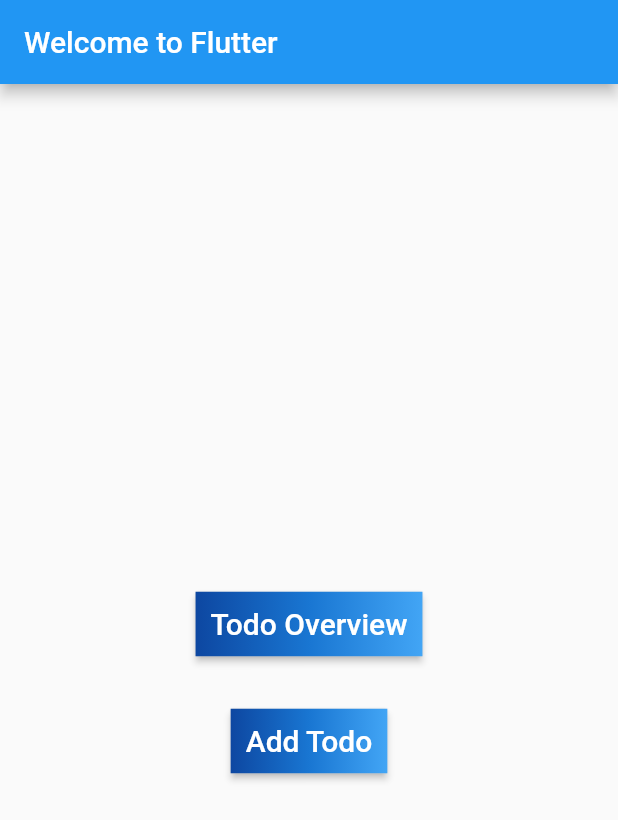
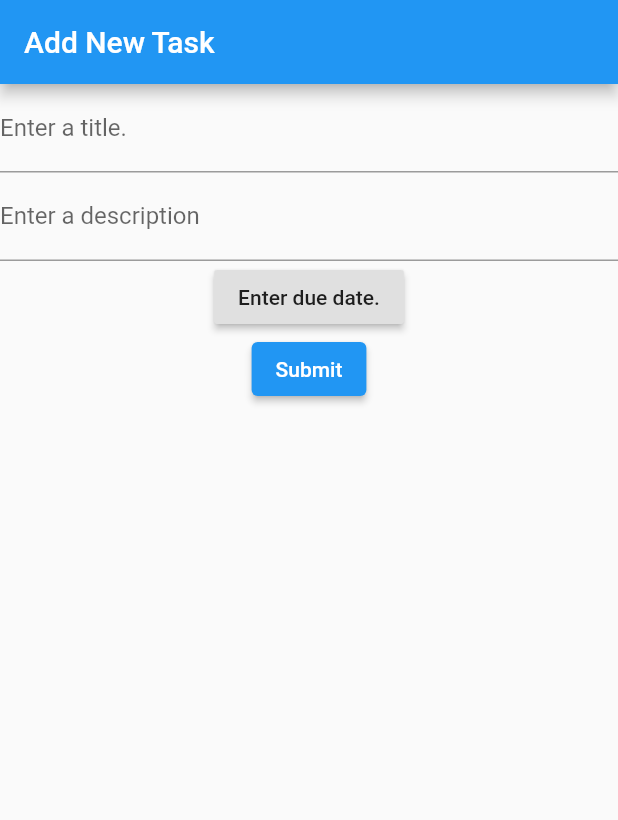
Before and after one commit to ucll-mobile-2021/project-Stef, a Flutter app: the screen it shows after launch, after a tap on "Add Todo", on a phone screen of 412 x 824 dp. Shown: the top 820 px of the screen. Run offline on Flutter 3.47's test engine with Material 2 defaults, Android fonts, the phone set to English and light mode, and no system bars; our stand-ins replace sqflite; accounts and stored records are empty.

```diff
--- /dev/null
+++ b/lib/src/screens/add.dart
@@ -0,0 +1,99 @@
+import 'package:flutter/material.dart';
+import 'package:todo_app/src/model/model.dart';
+import 'package:todo_app/src/services/database.dart';
+
+class AddForm extends StatelessWidget {
+  @override
+  Widget build(BuildContext context) {
+    return MaterialApp(
+      title: "Add Task",
+      home: Scaffold(
+        appBar: AppBar(
+          title: Text("Add New Task"),
+        ),
+        body: MyForm(),
+      ),
+    );
+  }
+}
+
+class MyForm extends StatefulWidget {
+  @override
+  _MyFormState createState() => _MyFormState();
+}
+
+class _MyFormState extends State<MyForm> {
+  final _formKey = GlobalKey<FormState>();
+  DateTime _dateTime;
+
+  @override
+  Widget build(BuildContext context) {
+    return Form(
+        key: _formKey,
+        child: Column(
+          children: <Widget>[
+            TextFormField(
+              controller: titleController,
+              validator: (value) {
+                if (value.isEmpty) {
+                  return 'Please enter a title';
+                }
+                return null;
+              },
+              decoration: InputDecoration(labelText: "Enter a title."),
+            ),
+            TextFormField(
+              controller: descriptionController,
+              validator: (value) {
+                if (value.isEmpty) {
+                  return 'Please enter a description';
+                }
+                return null;
+              },
+              decoration: InputDecoration(labelText: "Enter a description"),
+            ),
+            RaisedButton(
+                child: Text("Enter due date."),
+                onPressed: () {
+                  showDatePicker(
+                      context: context,
+                      initialDate: DateTime.now(),
+                      firstDate: new DateTime(DateTime.now().year,
+                      DateTime.now().month, DateTime.now().day),
+                      lastDate: DateTime(2025)
+                  ).then((date) {
+                    _dateTime = date;
+                  });
+                }
+            ),
+            ElevatedButton(
+              onPressed: () {
+                if (_formKey.currentState.validate()) {
+                  TodoModel newTodo = createTodo(titleController.text, descriptionController.text, _dateTime);
+                  TodoDatabaseService.db.addTodoInDB(newTodo);
+                  Scaffold.of(context)
+                      .showSnackBar(SnackBar(content: Text("New Todo: " + titleController.text + ": " + descriptionController.text + " due to " + _dateTime.toIso8601String())));
+                }
+              },
+              child: Text("Submit"),
+            )
+          ],
+        ));
+  }
+
+  final titleController = TextEditingController();
+  final descriptionController = TextEditingController();
+  final dateController = TextEditingController();
+
+  @override
+  void dispose() {
+    titleController.dispose();
+    descriptionController.dispose();
+    dateController.dispose();
+    super.dispose();
+  }
+
+  TodoModel createTodo(String title, String description, DateTime dateTime){
+    return new TodoModel(title: title, description: description, dueDate: dateTime);
+  }
+}
--- a/lib/src/screens/home.dart
+++ b/lib/src/screens/home.dart
@@ -1,4 +1,6 @@
 import "package:flutter/material.dart";
+import 'package:todo_app/src/screens/add.dart';
+import 'package:todo_app/src/services/database.dart';
 
 import 'overview.dart';
 
@@ -9,7 +11,7 @@ class MyHomePage extends StatelessWidget {
         title: 'Home',
         home: Scaffold(
           appBar: AppBar(
-            title: Text('Welcome to Flutter'),
+            title: Text('Todo App '),
           ),
           body: HomeBody()
         ));
@@ -50,7 +52,12 @@ class HomeBody extends StatelessWidget {
           ),
           const SizedBox(height: 30),
           RaisedButton(
-            onPressed: () {},
+            onPressed: () {
+              Navigator.push(
+                context,
+                MaterialPageRoute(builder: (context) => AddForm())
+              );
+            },
             textColor: Colors.white,
             padding: const EdgeInsets.all(0.0),
             child: Container(
@@ -73,5 +80,27 @@ class HomeBody extends StatelessWidget {
     );
   }
 
+}
 
+
+
+
+//TODO: shit below can possibly be removed
+class HomePage extends StatefulWidget {
+  @override
+  _HomePageState createState() => _HomePageState();
 }
+
+class _HomePageState extends State<HomePage> {
+
+  @override
+  void initState() {
+    super.initState();
+    TodoDatabaseService.db.init();
+  }
+
+  @override
+  Widget build(BuildContext context) {
+    return Container();
+  }
+}
--- a/lib/src/services/database.dart
+++ b/lib/src/services/database.dart
@@ -7,6 +7,8 @@ class TodoDatabaseService {
   String path;
 
   TodoDatabaseService._();
+
+  static final TodoDatabaseService db =TodoDatabaseService._();
 
   Database _database;
 
@@ -23,7 +25,7 @@ class TodoDatabaseService {
     return await openDatabase(path, version: 1,
         onCreate: (Database db, int version) async {
           await db.execute(
-              'CREATE TABLE Todo (_id INTEGER PRIMARY KEY, title TEXT, description TEXT, dueDate TEXT, completed INTEGER');
+              'CREATE TABLE Todo (_id INTEGER PRIMARY KEY, title TEXT, description TEXT, dueDate TEXT, completed INTEGER)');
         });
   }
 
@@ -59,7 +61,7 @@ class TodoDatabaseService {
       txn.rawInsert(
           'INSERT into Todo(title, description, dueDate, completed) VALUES ('
               '"${newTodo.title}","${newTodo.description}","${newTodo.dueDate
-              .toIso8601String()}","${newTodo.completed == true ? 1 : 0}";');
+              .toIso8601String()}","${newTodo.completed == true ? 1 : 0}");');
       });
     newTodo.id = id;
     return newTodo;
```
